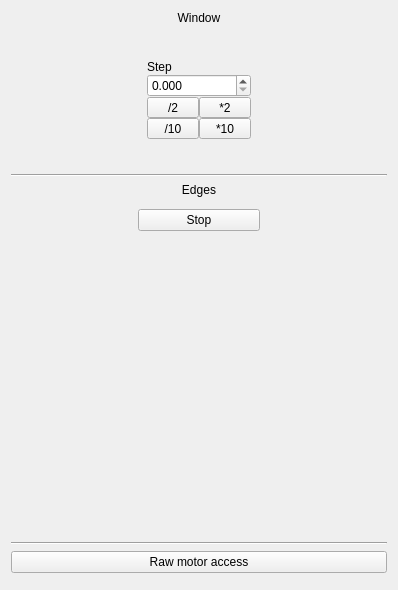
Before: the Qt Designer form share/imblSlits/slits.ui in AustralianSynchrotron/imblSlits, drawn with Qt 5.
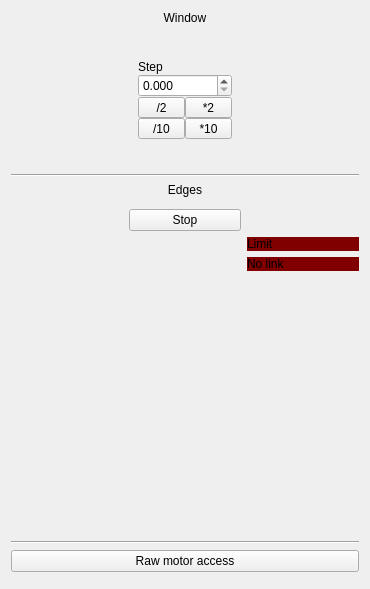
After: the same form once the commit is applied. Custom widgets are drawn as their Qt base class.

Diff of the .ui file:
```diff
--- a/share/imblSlits/slits.ui
+++ b/share/imblSlits/slits.ui
@@ -6,8 +6,8 @@
    <rect>
     <x>0</x>
     <y>0</y>
-    <width>398</width>
-    <height>590</height>
+    <width>370</width>
+    <height>589</height>
    </rect>
   </property>
   <property name="windowTitle">
@@ -228,6 +228,30 @@
      </layout>
     </widget>
    </item>
+   <item row="8" column="2">
+    <layout class="QVBoxLayout" name="verticalLayout_2">
+     <item>
+      <widget class="QLabel" name="limitW">
+       <property name="styleSheet">
+        <string notr="true">background-color: rgb(128, 0, 0);</string>
+       </property>
+       <property name="text">
+        <string>Limit</string>
+       </property>
+      </widget>
+     </item>
+     <item>
+      <widget class="QLabel" name="linkW">
+       <property name="styleSheet">
+        <string notr="true">background-color: rgb(128, 0, 0);</string>
+       </property>
+       <property name="text">
+        <string>No link</string>
+       </property>
+      </widget>
+     </item>
+    </layout>
+   </item>
   </layout>
  </widget>
  <customwidgets>
```
